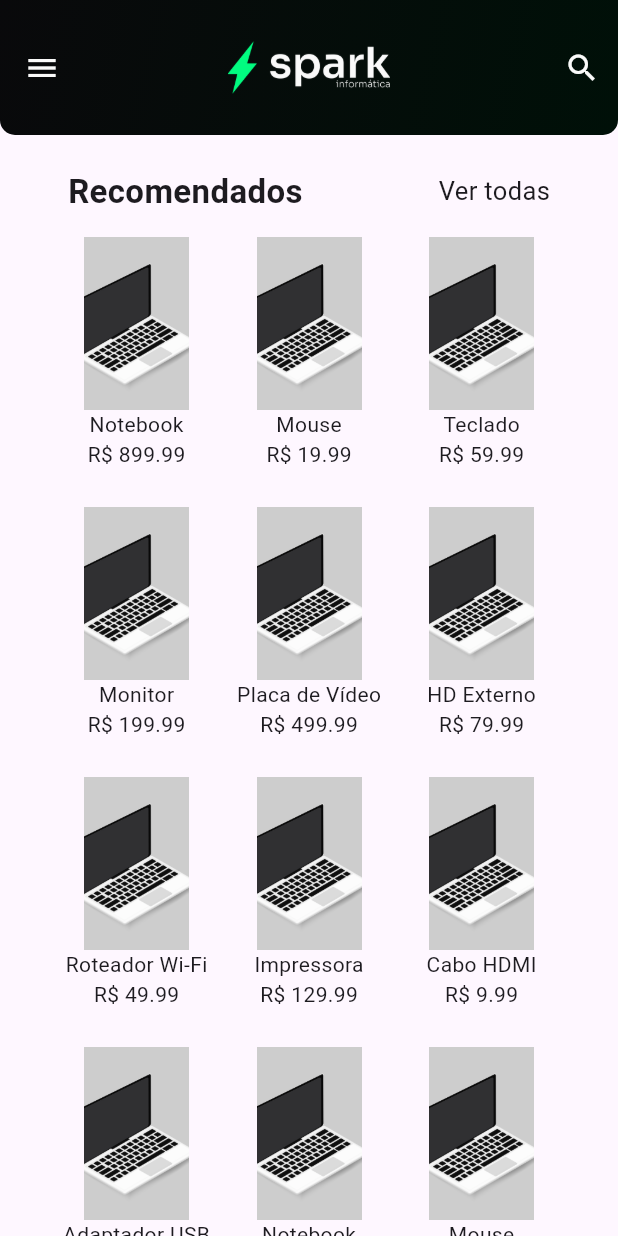
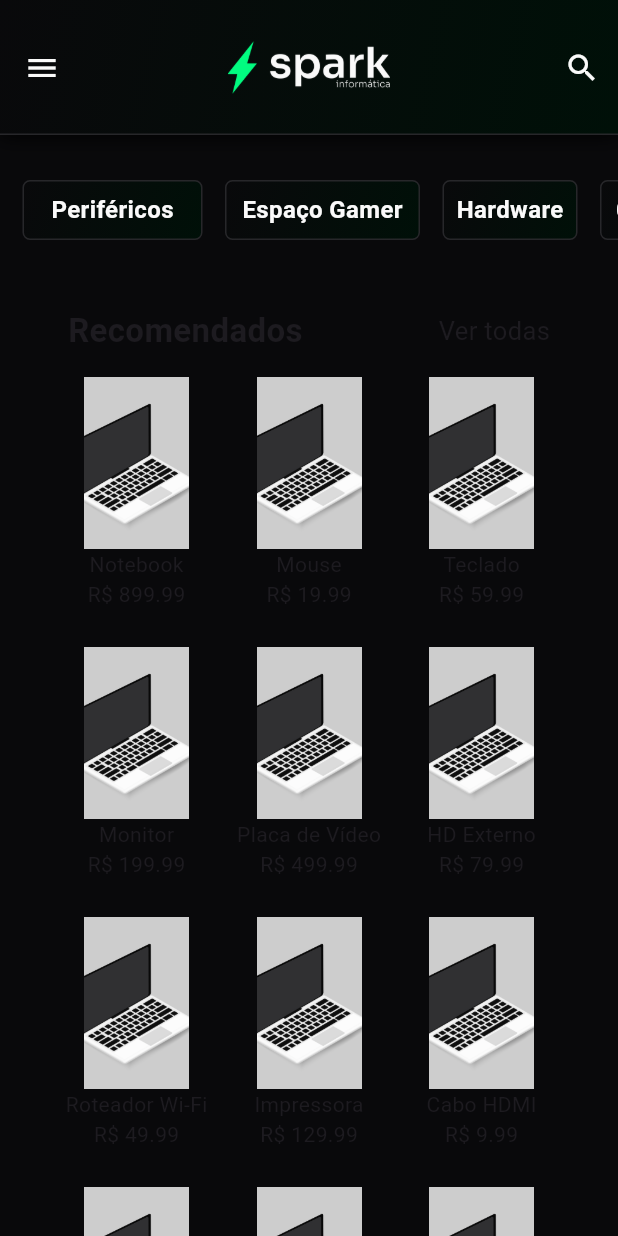
Before and after one commit to CarlosSeixas2/Trabalho_Ecommerce_Marcel, a Flutter app: the screen it shows after launch, on a phone screen of 412 x 824 dp. Run offline on Flutter 3.47's test engine with Material 3 defaults, Android fonts, the phone set to English and light mode, and no system bars.

Commit message:
feat(categories): added component categories

```diff
--- a/lib/main.dart
+++ b/lib/main.dart
@@ -138,6 +138,7 @@ class _MyAppState extends State<MyApp> {
   Widget build(BuildContext context) {
     return MaterialApp(
       home: Scaffold(
+        backgroundColor: const Color(0xff09090B),
         appBar: AppBar(
           toolbarHeight: 90,
           title: Image.asset(
@@ -162,10 +163,19 @@ class _MyAppState extends State<MyApp> {
                 begin: Alignment.topLeft,
                 end: Alignment.bottomRight,
               ),
-              borderRadius: BorderRadius.only(
-                bottomLeft: Radius.circular(10),
-                bottomRight: Radius.circular(10),
+              border: Border(
+                bottom: BorderSide(
+                  color: Color(0xff27272A),
+                  width: 1,
+                ),
               ),
+              boxShadow: [
+                BoxShadow(
+                  color: Color(0xff000000),
+                  offset: Offset(0, 1),
+                  blurRadius: 10,
+                ),
+              ],
             ),
           ),
 
@@ -203,7 +213,25 @@ class _MyAppState extends State<MyApp> {
             child: Column(
               children: [
                 const SizedBox(
-                  height: 22,
+                  height: 15,
+                ),
+                SingleChildScrollView(
+                  scrollDirection: Axis.horizontal,
+                  padding: const EdgeInsets.all(15),
+                  child: Row(
+                    children: [
+                      for (var categoria in ['Periféricos', 'Espaço Gamer', 'Hardware', 'Computadores'])
+                        Row(
+                          children: [
+                            CategoryCard(nome: categoria),
+                            const SizedBox(width: 15),
+                          ],
+                        ),
+                    ],
+                  ),
+                ),
+                const SizedBox(
+                  height: 30,
                 ),
                 const Row(
                   mainAxisAlignment: MainAxisAlignment.spaceAround,
@@ -271,3 +299,45 @@ class ProductCard extends StatelessWidget {
     );
   }
 }
+
+class CategoryCard extends StatelessWidget {
+  const CategoryCard({super.key, required this.nome});
+
+  final String nome;
+
+  @override
+  Widget build(BuildContext context) {
+    return SizedBox(
+      width: nome.length * 10 + 10,
+      height: 40,
+      child: Container(
+        decoration: BoxDecoration(
+          gradient: const LinearGradient(
+            colors: [
+              Color(0xff09090B),
+              Color(0xff001008),
+            ],
+            begin: Alignment.topLeft,
+            end: Alignment.bottomRight,
+          ),
+          border: Border.all(
+            color: const Color(0xff27272A),
+            width: 1,
+          ),
+          borderRadius: BorderRadius.circular(5),
+        ),
+        child: Center(
+          child: Text(
+            nome,
+
+            style: const TextStyle(
+              color: Color(0xffFAFAFA),
+              fontSize: 16,
+              fontWeight: FontWeight.bold,
+            ),
+          ),
+        ),
+      ),
+    );
+  }
+}
```
